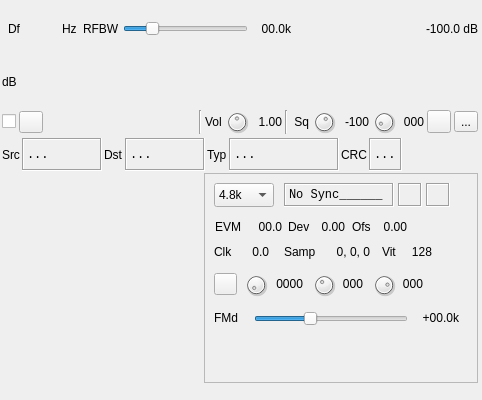
This is plugins/channelrx/demodm17/m17demodgui.ui in f4exb/sdrangel as Qt 5 draws it before an edit. The edited form follows.
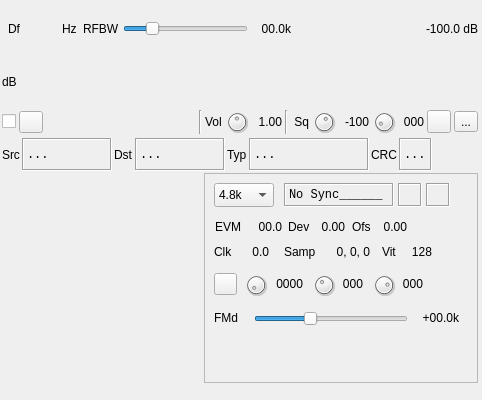
This is the edited form. Icons and pictures are not drawn. Custom widgets are drawn as their Qt base class.

What changed in the file:
```diff
--- a/plugins/channelrx/demodm17/m17demodgui.ui
+++ b/plugins/channelrx/demodm17/m17demodgui.ui
@@ -567,7 +567,7 @@
        <widget class="QLabel" name="sourceText">
         <property name="minimumSize">
          <size>
-          <width>80</width>
+          <width>90</width>
           <height>0</height>
          </size>
         </property>
@@ -602,7 +602,7 @@
        <widget class="QLabel" name="destText">
         <property name="minimumSize">
          <size>
-          <width>80</width>
+          <width>90</width>
           <height>0</height>
          </size>
         </property>
@@ -637,7 +637,7 @@
        <widget class="QLabel" name="typeText">
         <property name="minimumSize">
          <size>
-          <width>110</width>
+          <width>120</width>
           <height>0</height>
          </size>
         </property>
```
